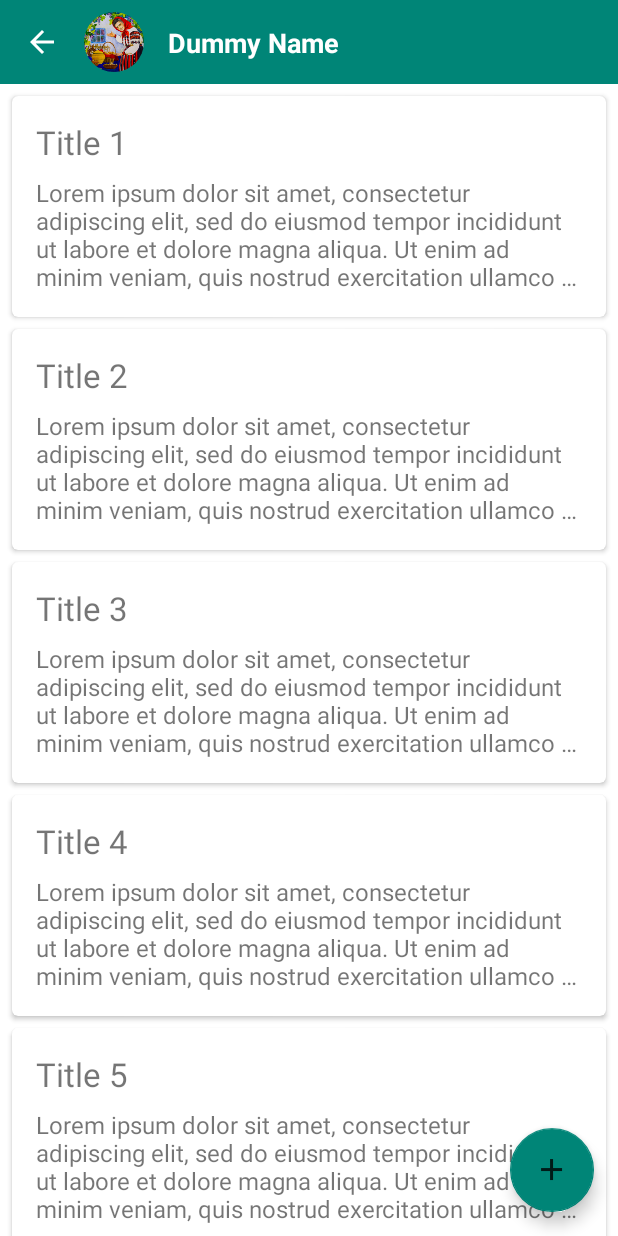
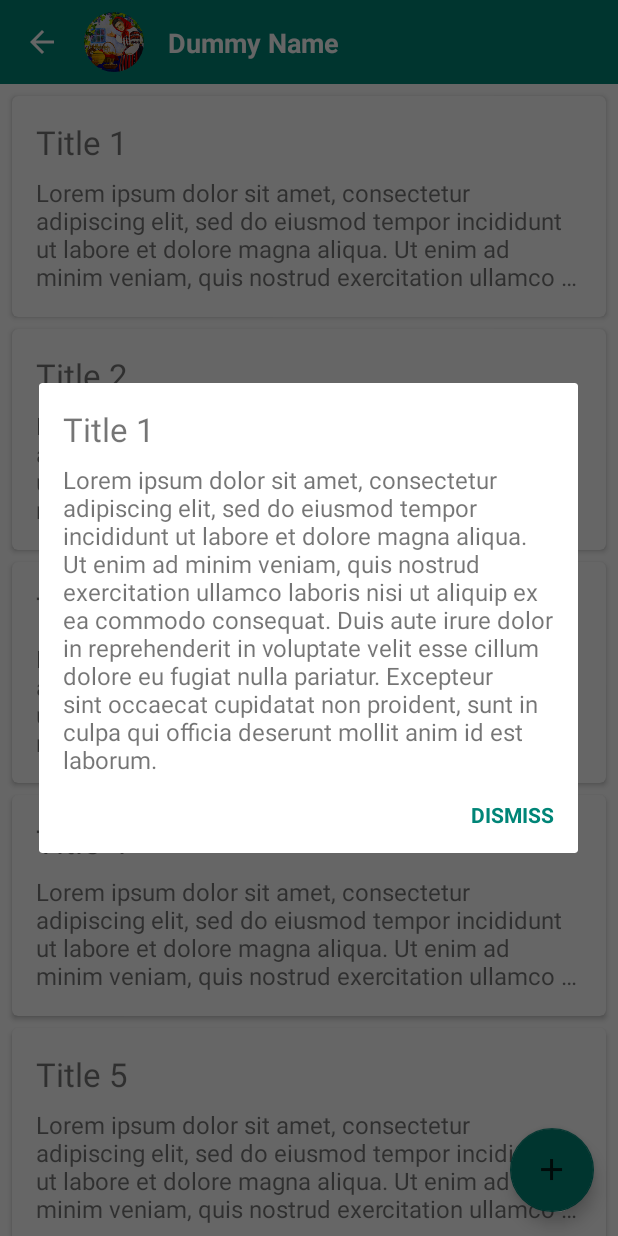
Before and after one commit to arhanashik/Agramonia-android-app, an Android app: the screen it shows after launch (ProfileActivity), after a tap on an icon or button, on a phone screen of 412 x 824 dp. Run offline under Robolectric (Android 15) with nearby library versions, the phone set to English and light mode, and no system bars; our stand-ins replace ButterKnife, RxJava, Timber, data binding; plain views replace CircularImageView; pictures from the network do not load.

Commit message:
1. Add alert dialog for blogs, 2. Add shared pref util, 3. Show user name and image from shared preference.

```diff
--- a/app/src/main/java/com/blackspider/agramonia/ui/profile/ProfileActivity.kt
+++ b/app/src/main/java/com/blackspider/agramonia/ui/profile/ProfileActivity.kt
@@ -1,17 +1,22 @@
 package com.blackspider.agramonia.ui.profile
 
+import android.app.AlertDialog
 import android.content.Intent
 import android.view.View
-import android.widget.Toast
 import androidx.recyclerview.widget.DefaultItemAnimator
 import androidx.recyclerview.widget.LinearLayoutManager
 import com.blackspider.agramonia.R
+import com.blackspider.agramonia.data.constant.PreferenceKey
 import com.blackspider.agramonia.data.model.Blog
 import com.blackspider.agramonia.databinding.ActivityProfileBinding
+import com.blackspider.agramonia.databinding.AlertDialogBlogDetailsBinding
 import com.blackspider.agramonia.ui.base.callback.ItemClickListener
 import com.blackspider.agramonia.ui.base.component.BaseActivity
 import com.blackspider.agramonia.ui.createblog.CreateBlogActivity
+import com.blackspider.util.helper.SharedPrefUtils
 import com.blackspider.util.helper.ViewUtils
+import com.bumptech.glide.Glide
+import com.bumptech.glide.request.RequestOptions
 import io.diaryofrifat.code.basemvp.ui.base.helper.LinearMarginItemDecoration
 
 class ProfileActivity : BaseActivity<ProfileMvpView, ProfilePresenter>() {
@@ -33,15 +38,37 @@ class ProfileActivity : BaseActivity<ProfileMvpView, ProfilePresenter>() {
         mBinding = viewDataBinding as ActivityProfileBinding
         mBinding.fabCreateBlog.setOnClickListener(this)
 
+        val userName: String = SharedPrefUtils.get(PreferenceKey.USER_NAME, "Dummy Name")!! // Put the default name here
+        val userPhotoUrl: String = SharedPrefUtils.get(PreferenceKey.USER_IMAGE, "")!! // Put the default user image here
+
+        mBinding.textViewUserName.text = userName
+        Glide.with(this)
+                .asDrawable()
+                .load(userPhotoUrl)
+                .apply(RequestOptions().error(R.drawable.img_farmer)) // Put the avatar here
+                .into(mBinding.imageViewUser)
+
         ViewUtils.initializeRecyclerView(mBinding.recyclerViewBlogs,
                 BlogAdapter(),
                 object : ItemClickListener<Blog> {
                     override fun onItemClick(view: View, item: Blog) {
                         when (view.id) {
                             R.id.card_view_container -> {
-                                Toast.makeText(,
-                                        "Click on the item",
-                                        Toast.LENGTH_SHORT).show()
+                                val builder = AlertDialog.Builder(this@ProfileActivity)
+                                val dialogBinding = AlertDialogBlogDetailsBinding.inflate(layoutInflater)
+
+                                dialogBinding.textViewTitle.text = item.title
+                                dialogBinding.textViewDescription.text = item.description
+
+                                builder.setView(dialogBinding.root)
+                                builder.setCancelable(true)
+
+                                val dialog = builder.create()
+                                dialog.show()
+
+                                dialogBinding.textViewDismiss.setOnClickListener {
+                                    dialog.dismiss()
+                                }
                             }
 
                             else -> {
--- a/app/src/main/res/layout/activity_create_blog.xml
+++ b/app/src/main/res/layout/activity_create_blog.xml
@@ -56,7 +56,7 @@
                     android:layout_height="wrap_content"
                     android:inputType="text"
                     android:singleLine="true"
-                    android:textSize="28sp" />
+                    android:textSize="22sp" />
 
             </com.google.android.material.textfield.TextInputLayout>
 
--- a/app/src/main/res/layout/activity_profile.xml
+++ b/app/src/main/res/layout/activity_profile.xml
@@ -25,7 +25,6 @@
                     android:id="@+id/image_view_user"
                     android:layout_width="40dp"
                     android:layout_height="40dp"
-                    android:src="@drawable/img_farmer"
                     app:civ_border="false"
                     app:layout_constraintBottom_toBottomOf="parent"
                     app:layout_constraintEnd_toStartOf="@+id/text_view_user_name"
@@ -39,7 +38,6 @@
                     android:layout_width="wrap_content"
                     android:layout_height="wrap_content"
                     android:layout_marginStart="16dp"
-                    android:text="Dummy Name"
                     android:textColor="@color/white"
                     android:textSize="18sp"
                     android:textStyle="bold"
--- /dev/null
+++ b/app/src/main/res/layout/alert_dialog_blog_details.xml
@@ -0,0 +1,57 @@
+<?xml version="1.0" encoding="utf-8"?>
+<layout xmlns:android="http://schemas.android.com/apk/res/android"
+    xmlns:app="http://schemas.android.com/apk/res-auto"
+    xmlns:tools="http://schemas.android.com/tools">
+
+    <ScrollView
+        android:layout_width="match_parent"
+        android:layout_height="wrap_content">
+
+        <androidx.constraintlayout.widget.ConstraintLayout
+            android:layout_width="match_parent"
+            android:layout_height="wrap_content"
+            android:padding="16dp">
+
+            <TextView
+                android:id="@+id/text_view_title"
+                android:layout_width="0dp"
+                android:layout_height="wrap_content"
+                android:textSize="22sp"
+                app:layout_constraintBottom_toTopOf="@+id/text_view_description"
+                app:layout_constraintEnd_toEndOf="parent"
+                app:layout_constraintStart_toStartOf="parent"
+                app:layout_constraintTop_toTopOf="parent"
+                tools:text="hello title" />
+
+            <TextView
+                android:id="@+id/text_view_description"
+                android:layout_width="0dp"
+                android:layout_height="wrap_content"
+                android:layout_marginTop="8dp"
+                android:textSize="16sp"
+                app:layout_constraintBottom_toTopOf="@+id/text_view_dismiss"
+                app:layout_constraintEnd_toEndOf="parent"
+                app:layout_constraintStart_toStartOf="parent"
+                app:layout_constraintTop_toBottomOf="@+id/text_view_title"
+                tools:text="hello description" />
+
+            <TextView
+                android:id="@+id/text_view_dismiss"
+                android:layout_width="wrap_content"
+                android:layout_height="wrap_content"
+                android:layout_marginTop="16dp"
+                android:text="@string/dismiss"
+                android:textAllCaps="true"
+                android:textColor="@color/colorPrimary"
+                android:textSize="14sp"
+                android:textStyle="bold"
+                app:layout_constraintBottom_toBottomOf="parent"
+                app:layout_constraintEnd_toEndOf="parent"
+                app:layout_constraintHorizontal_bias="1.0"
+                app:layout_constraintStart_toStartOf="parent"
+                app:layout_constraintTop_toBottomOf="@+id/text_view_description" />
+
+        </androidx.constraintlayout.widget.ConstraintLayout>
+
+    </ScrollView>
+</layout>
--- a/app/src/main/res/values/strings.xml
+++ b/app/src/main/res/values/strings.xml
@@ -36,4 +36,5 @@
     <string name="hint_title">Please provide a title</string>
     <string name="hint_description">Please provide a proper description</string>
     <string name="add_photos">Add photos (Max 5)</string>
+    <string name="dismiss">Dismiss</string>
 </resources>
```
Also changed, not shown: app/src/main/java/com/blackspider/util/helper/SharedPrefUtils.kt (added, +69 -0 lines).
